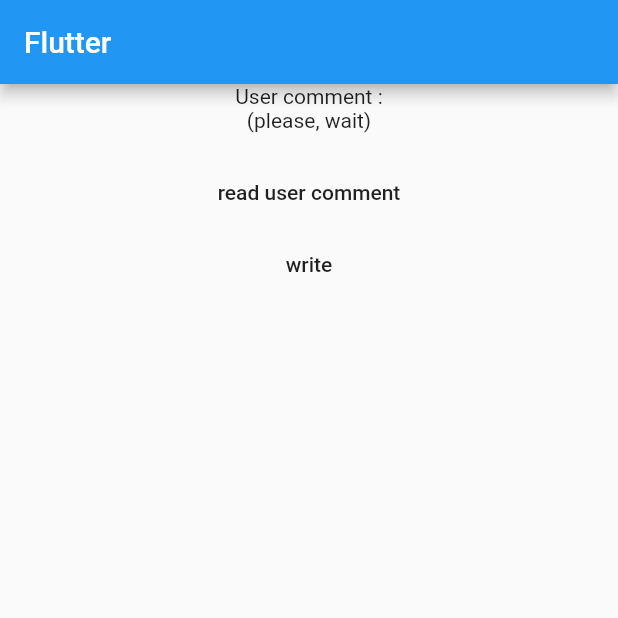
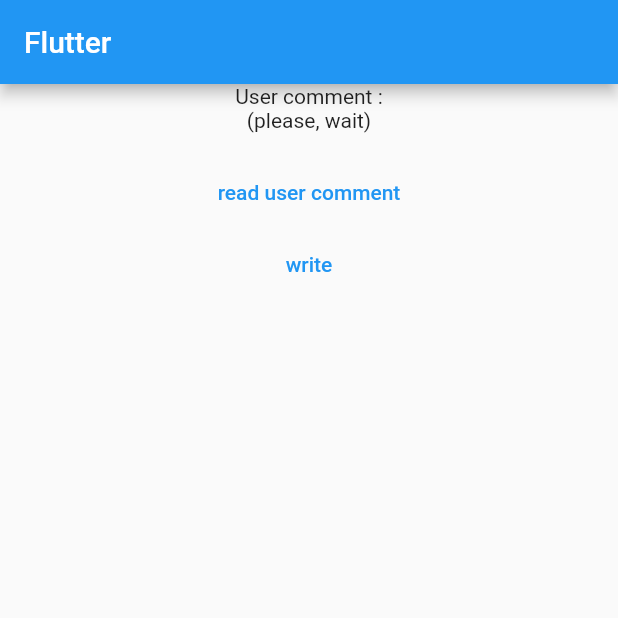
Before and after one commit to spacycoder/flutter_exif, a Flutter app: the screen it shows after launch, after a tap on "read user comment", on a phone screen of 412 x 824 dp, the top half of it. Run offline on Flutter 3.47's test engine with Material 2 defaults, Android fonts, the phone set to English and light mode, and no system bars; our stand-ins replace image_picker.

Commit message:
update example app

```diff
--- a/example/lib/main.dart
+++ b/example/lib/main.dart
@@ -31,7 +31,9 @@
     }
     exif = FlutterExif.fromBytes(imageToRead);
     final result = await exif.getAttribute(TAG_USER_COMMENT);
+    final latlon = await exif.getLatLong();
     print(result);
+    print(latlon);
 
     setState(() {
       _response = result;
@@ -42,6 +44,7 @@
     final pickerImage = await _picker.getImage(source: ImageSource.gallery);
     Uint8List bytes = await pickerImage.readAsBytes();
     exif = FlutterExif.fromBytes(bytes);
+    await exif.setLatLong(20.0, 10.0);
     await exif.setAttribute(TAG_USER_COMMENT, "my json structure");
     await exif.saveAttributes();
     imageToRead = await exif.imageData;
@@ -61,13 +64,13 @@
                 'User comment :\n$_response\n',
                 textAlign: TextAlign.center,
               ),
-              FlatButton(
+              TextButton(
                 onPressed: () {
                   readFile();
                 },
                 child: Text("read user comment"),
               ),
-              FlatButton(
+              TextButton(
                 onPressed: () {
                   setFile();
                 },
```
